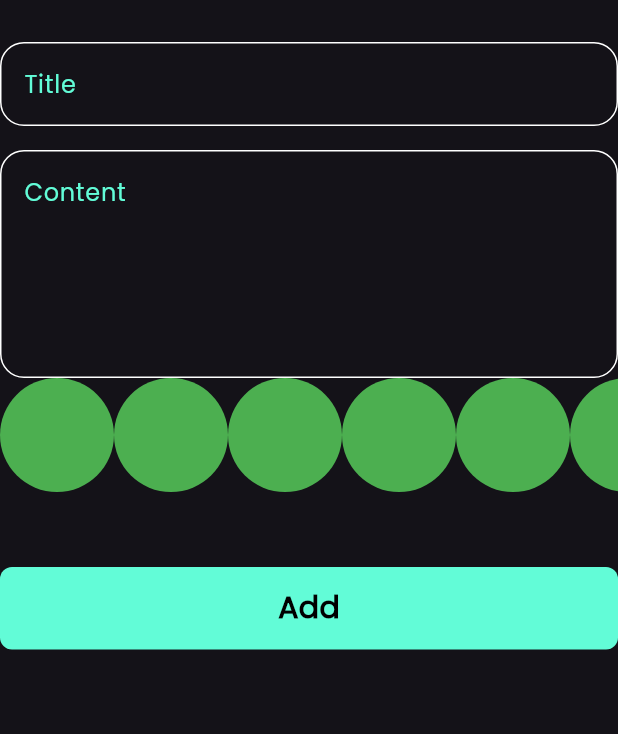
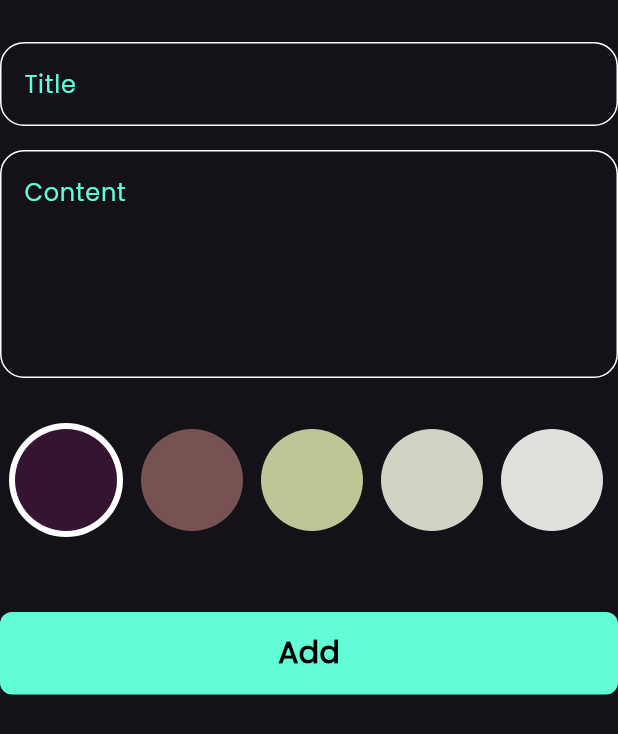
Before and after one commit to MAWA100/notes_app, a Flutter app: the AddNoteForm widget shown alone on an empty page, opened directly, on a phone screen of 412 x 824 dp. Shown: the top 734 px of the screen. Run offline on Flutter 3.47's test engine with Material 3 defaults, Android fonts, the phone set to English and light mode, and no system bars; our stand-ins replace bloc, flutter_bloc, font_awesome_flutter, hive, hive_flutter; accounts and stored records are empty.

Commit message:
edit color on edit note

```diff
--- a/lib/cubits/add_note/add_note_cubit.dart
+++ b/lib/cubits/add_note/add_note_cubit.dart
@@ -1,3 +1,4 @@
+import 'package:flutter/material.dart';
 import 'package:flutter_bloc/flutter_bloc.dart';
 import 'package:hive_flutter/adapters.dart';
 import 'package:note_app/constants.dart';
@@ -7,7 +8,9 @@ part 'add_note_state.dart';
 
 class AddNoteCubit extends Cubit<AddNoteState>{
    AddNoteCubit() : super(AddNoteInitial());
+   Color color=Color(0xff775253);
    addNote(NoteModel note)async{
+    note.color=color.value;
       emit(AddNoteLoading());
       try{
       var notesBox=Hive.box<NoteModel>(kNotesBox);
--- a/lib/widgets/add_note_form.dart
+++ b/lib/widgets/add_note_form.dart
@@ -38,6 +38,7 @@ class _AddNoteFormState extends State<AddNoteForm> {
             maxLines: 5,
             onSaved: (value)=>subTitle=value,
           ),
+          SizedBox(height: 30,),
           ListViewColors(),
           SizedBox(height: 50,),
           BlocBuilder<AddNoteCubit, AddNoteState>(
--- a/lib/widgets/edit_view_body.dart
+++ b/lib/widgets/edit_view_body.dart
@@ -1,9 +1,12 @@
 import 'package:flutter/material.dart';
 import 'package:flutter_bloc/flutter_bloc.dart';
+import 'package:note_app/constants.dart';
 import 'package:note_app/cubits/notes_cubit/notes_cubit.dart';
 import 'package:note_app/models/note_model.dart';
 import 'package:note_app/widgets/custom_app_bar.dart';
 import 'package:note_app/widgets/custom_text_field.dart';
+import 'package:note_app/widgets/edit_note_list_color.dart';
+import 'package:note_app/widgets/list_view_colors.dart';
 
 class EditNoteViewBody extends StatefulWidget {
   const EditNoteViewBody({super.key, required this.note});
@@ -46,7 +49,8 @@ class _EditNoteViewBodyState extends State<EditNoteViewBody> {
               maxLines: 5,
               onChanged: (p0) => subTitle=p0,
             ),
-
+            SizedBox(height: 16,),
+            EditViewColors(note: widget.note,)
         ],
       ),
     );
--- a/lib/widgets/list_view_colors.dart
+++ b/lib/widgets/list_view_colors.dart
@@ -1,31 +1,65 @@
 import 'package:flutter/material.dart';
+import 'package:flutter_bloc/flutter_bloc.dart';
+import 'package:note_app/constants.dart';
+import 'package:note_app/cubits/add_note/add_note_cubit.dart';
 
 class ItemColor extends StatelessWidget {
-  const ItemColor({super.key});
+  const ItemColor({super.key, required this.isActive, required this.color});
+  final bool isActive;
+  final Color color;
+
 
   @override
   Widget build(BuildContext context) {
-    return const CircleAvatar(
-      backgroundColor: Colors.green,
-      radius: 38,
+    return Padding(
+      padding: const EdgeInsets.symmetric(horizontal: 6),
+      child:isActive? CircleAvatar(
+        backgroundColor: Colors.white,
+        radius: 38,
+        child: CircleAvatar(
+        backgroundColor: color,
+        radius: 34,
+      ),
+      )
+      :  CircleAvatar(
+        backgroundColor: color,
+        radius: 34,
+      ),
     );
   }
 }
 
 
-class ListViewColors extends StatelessWidget {
+class ListViewColors extends StatefulWidget {
   const ListViewColors({super.key});
+
+  @override
+  State<ListViewColors> createState() => _ListViewColorsState();
+}
+
+class _ListViewColorsState extends State<ListViewColors> {
+  int indexCurrent=0;
+
 
   @override
   Widget build(BuildContext context) {
     return  SizedBox(
       height: 38*2,
       child: ListView.builder(
-        itemCount: 10,
+        itemCount: kColors.length,
         scrollDirection: Axis.horizontal,
         itemBuilder: (context,index){
 
-        return ItemColor();
+        return GestureDetector(
+          onTap: (){
+            indexCurrent=index;
+            BlocProvider.of<AddNoteCubit>(context).color=kColors[index];
+            setState(() {
+
+            });
+          },
+
+          child: ItemColor(isActive: index==indexCurrent,color: kColors[index],));
       }),
     );
   }
```
Also changed, not shown: lib/constants.dart (+8 -0 lines), lib/widgets/edit_note_list_color.dart (added, +44 -0 lines).
